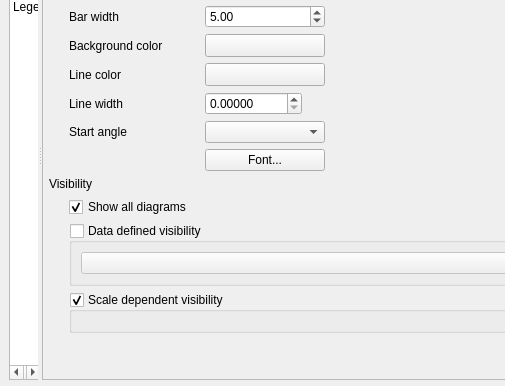
The window that src/ui/qgsdiagrampropertiesbase.ui (qgis/QGIS) describes before a commit, drawn with Qt 5; both pictures show x 0 to 505 and y 105 to 491 of the 688 by 491 pixel window.
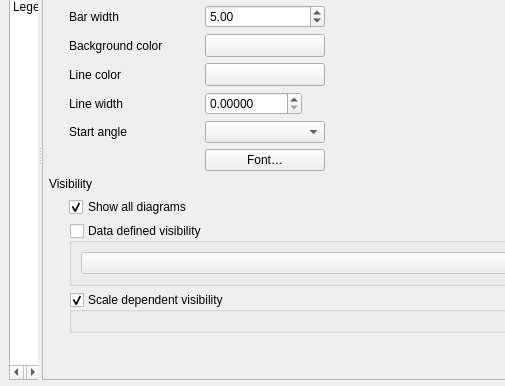
The same window after the commit. The open tabs and pages were chosen to show the change. Icons and pictures are not drawn. Custom widgets are drawn as their Qt base class.

Patch:
```diff
--- a/src/ui/qgsdiagrampropertiesbase.ui
+++ b/src/ui/qgsdiagrampropertiesbase.ui
@@ -631,7 +631,7 @@
                        <item row="6" column="1">
                         <widget class="QPushButton" name="mDiagramFontButton">
                          <property name="text">
-                          <string>Font...</string>
+                          <string>Font…</string>
                          </property>
                         </widget>
                        </item>
```
Left out of the diff: 2 changed lines with no effect on the pictures.
